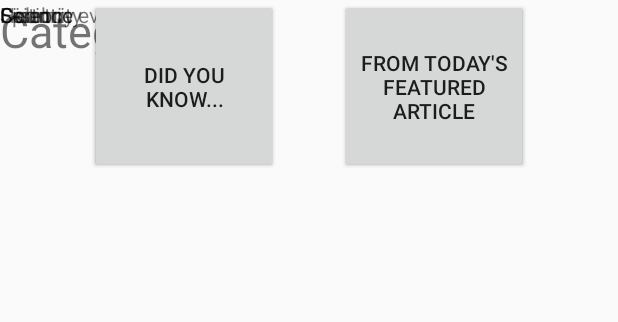
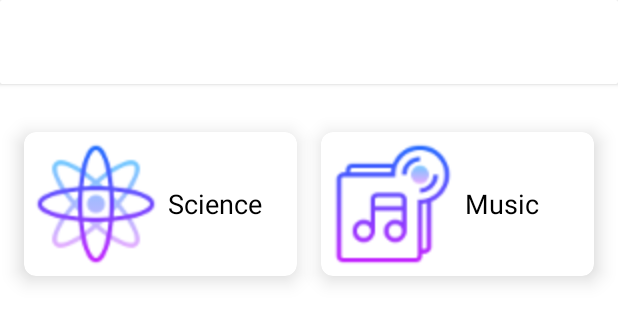
Before and after one commit to vthhanh96/HCI_Wiki, an Android app: the layout activity_topic.xml on its own in the app's theme, with its tools: preview values and no code run, on a phone screen of 412 x 824 dp. Shown: the top 322 px of the screen. Run offline under Robolectric (Android 15) with nearby library versions, the phone set to English and light mode, and no system bars.

Commit message:
add topic and topic detail screen

```diff
--- a/app/src/main/AndroidManifest.xml
+++ b/app/src/main/AndroidManifest.xml
@@ -20,6 +20,7 @@
         <activity android:name=".DetailsActivity"/>
         <activity android:name=".LoginActivity" />
         <activity android:name=".ProfileActivity"/>
+        <activity android:name=".TopicActivity"/>
     </application>
 
 </manifest>
--- a/app/src/main/java/com/example/honghanh/hci_wiki/Constants.java
+++ b/app/src/main/java/com/example/honghanh/hci_wiki/Constants.java
@@ -9,5 +9,6 @@ public class Constants {
     public static final int NAV_DRAWER_ID_HISTORY_PAGE = 2;
     public static final int NAV_DRAWER_ID_SETTINGS_PAGE = 3;
     public static final int NAV_DRAWER_ID_PROFILE = 4;
+    public static final int NAV_DRAWER_ID_TOPIC = 5;
 
 }
--- a/app/src/main/java/com/example/honghanh/hci_wiki/adapter/MenuAdapter.java
+++ b/app/src/main/java/com/example/honghanh/hci_wiki/adapter/MenuAdapter.java
@@ -48,7 +48,7 @@ public class MenuAdapter extends RecyclerView.Adapter<MenuAdapter.MenuHolder> {
         final ItemMenu itemMenu = mList.get(position);
         holder.imgIcon.setImageDrawable(mContext.getResources().getDrawable(itemMenu.getIcon()));
         holder.tvText.setText(itemMenu.getText());
-        holder.rltItemMenu.setBackgroundColor(itemMenu.isSelected() ? mContext.getResources().getColor(R.color.colorPrimaryDark) : mContext.getResources().getColor(R.color.colorPrimary));
+        holder.rltItemMenu.setBackgroundColor(itemMenu.isSelected() ? mContext.getResources().getColor(R.color.tint_color) : mContext.getResources().getColor(R.color.app_color));
         holder.vLine.setVisibility(itemMenu.isSelected() ? View.VISIBLE : View.INVISIBLE);
 
         holder.itemView.setOnClickListener(new View.OnClickListener() {
--- a/app/src/main/res/layout/activity_topic.xml
+++ b/app/src/main/res/layout/activity_topic.xml
@@ -1,101 +1,91 @@
 <?xml version="1.0" encoding="utf-8"?>
-<android.support.constraint.ConstraintLayout
-    xmlns:android="http://schemas.android.com/apk/res/android"
+<android.support.v4.widget.DrawerLayout xmlns:android="http://schemas.android.com/apk/res/android"
     xmlns:app="http://schemas.android.com/apk/res-auto"
-    xmlns:tools="http://schemas.android.com/tools"
+    android:id="@+id/drawer_layout"
     android:layout_width="match_parent"
-    android:layout_height="match_parent">
+    android:layout_height="match_parent"
+    android:background="@color/white">
 
-    <Button
-        android:id="@+id/topic1"
-        android:layout_width="125dp"
-        android:layout_height="115dp"
-        android:layout_marginLeft="60dp"
-        android:text="On this day..."
-        app:layout_constraintStart_toStartOf="parent"
-        tools:layout_editor_absoluteY="76dp" />
+    <LinearLayout
+        android:layout_width="match_parent"
+        android:layout_height="match_parent"
+        android:orientation="vertical">
 
-    <Button
-        android:id="@+id/topic2"
-        android:layout_width="125dp"
-        android:layout_height="115dp"
-        android:layout_marginRight="60dp"
-        android:text="In the news"
-        app:layout_constraintEnd_toEndOf="parent"
-        tools:layout_editor_absoluteY="76dp" />
+        <android.support.v7.widget.CardView
+            android:layout_width="match_parent"
+            android:layout_height="wrap_content">
 
-    <Button
-        android:id="@+id/topic3"
-        android:layout_width="125dp"
-        android:layout_height="115dp"
-        android:layout_marginLeft="60dp"
-        android:text="Did you know..."
-        app:layout_constraintStart_toStartOf="parent"
-        tools:layout_editor_absoluteY="206dp" />
+            <com.example.honghanh.hci_wiki.widgets.CustomViewTopBar
+                android:id="@+id/top_bar"
+                android:layout_width="match_parent"
+                android:layout_height="wrap_content"/>
+        </android.support.v7.widget.CardView>
 
-    <Button
-        android:id="@+id/topic4"
-        android:layout_width="125dp"
-        android:layout_height="115dp"
-        android:layout_marginRight="60dp"
-        android:text="From today's featured article"
-        app:layout_constraintEnd_toEndOf="parent"
-        tools:layout_editor_absoluteY="206dp" />
+        <LinearLayout
+            android:layout_width="match_parent"
+            android:layout_height="wrap_content">
 
-    <TextView
-        android:id="@+id/textView3"
-        android:layout_width="wrap_content"
-        android:layout_height="wrap_content"
-        android:text="Historic events"
-        tools:layout_editor_absoluteX="60dp"
-        tools:layout_editor_absoluteY="355dp" />
+            <android.support.v7.widget.CardView
+                android:layout_width="0dp"
+                android:layout_height="wrap_content"
+                android:layout_weight="1"
+                android:layout_marginStart="@dimen/normal"
+                android:layout_marginEnd="@dimen/normal"
+                android:layout_marginTop="@dimen/large"
+                android:layout_marginBottom="@dimen/normal"
+                app:cardCornerRadius="8dp"
+                app:cardElevation="@dimen/small">
 
-    <TextView
-        android:id="@+id/textView4"
-        android:layout_width="wrap_content"
-        android:layout_height="wrap_content"
-        android:text="Country"
-        tools:layout_editor_absoluteX="60dp"
-        tools:layout_editor_absoluteY="388dp" />
+                <LinearLayout
+                    android:layout_width="match_parent"
+                    android:layout_height="wrap_content">
 
-    <TextView
-        android:id="@+id/textView5"
-        android:layout_width="wrap_content"
-        android:layout_height="wrap_content"
-        android:text="Celebrity"
-        tools:layout_editor_absoluteX="60dp"
-        tools:layout_editor_absoluteY="428dp" />
+                    <ImageView
+                        android:layout_width="96dp"
+                        android:layout_height="96dp"
+                        android:src="@drawable/science"/>
+                    <TextView
+                        android:layout_width="wrap_content"
+                        android:layout_height="match_parent"
+                        android:text="Science"
+                        android:gravity="center"
+                        android:textColor="@color/black"
+                        android:textSize="18sp"/>
+                </LinearLayout>
+            </android.support.v7.widget.CardView>
 
-    <TextView
-        android:id="@+id/textView6"
-        android:layout_width="wrap_content"
-        android:layout_height="wrap_content"
-        android:text="Science"
-        tools:layout_editor_absoluteX="60dp"
-        tools:layout_editor_absoluteY="470dp" />
+            <android.support.v7.widget.CardView
+                android:layout_width="0dp"
+                android:layout_height="wrap_content"
+                android:layout_weight="1"
+                app:cardCornerRadius="8dp"
+                app:cardElevation="@dimen/small"
+                android:layout_marginTop="@dimen/large"
+                android:layout_marginBottom="@dimen/normal"
+                android:layout_marginEnd="@dimen/normal"
+                android:layout_marginRight="@dimen/normal">
 
-    <TextView
-        android:id="@+id/textView7"
-        android:layout_width="wrap_content"
-        android:layout_height="wrap_content"
-        android:text="Sport"
-        tools:layout_editor_absoluteX="60dp"
-        tools:layout_editor_absoluteY="501dp" />
+                <LinearLayout
+                    android:layout_width="match_parent"
+                    android:layout_height="wrap_content">
 
-    <TextView
-        android:id="@+id/textView8"
-        android:layout_width="wrap_content"
-        android:layout_height="wrap_content"
-        android:text="Fiction"
-        tools:layout_editor_absoluteX="60dp"
-        tools:layout_editor_absoluteY="531dp" />
+                    <ImageView
+                        android:layout_width="96dp"
+                        android:layout_height="96dp"
+                        android:src="@drawable/music"/>
+                    <TextView
+                        android:layout_width="wrap_content"
+                        android:layout_height="match_parent"
+                        android:text="Music"
+                        android:gravity="center"
+                        android:textColor="@color/black"
+                        android:textSize="18sp"/>
+                </LinearLayout>
+            </android.support.v7.widget.CardView>
 
-    <TextView
-        android:id="@+id/textView9"
-        android:layout_width="wrap_content"
-        android:layout_height="wrap_content"
-        android:text="Categories"
-        android:textSize="30sp"
-        tools:layout_editor_absoluteX="60dp"
-        tools:layout_editor_absoluteY="25dp" />
-</android.support.constraint.ConstraintLayout>
+        </LinearLayout>
+
+    </LinearLayout>
+
+    <include layout="@layout/layout_menu" />
+</android.support.v4.widget.DrawerLayout>
--- a/app/src/main/res/layout/layout_menu.xml
+++ b/app/src/main/res/layout/layout_menu.xml
@@ -2,7 +2,7 @@
 <FrameLayout xmlns:android="http://schemas.android.com/apk/res/android"
     android:layout_width="250dp"
     android:layout_height="match_parent"
-    android:background="@color/colorPrimary"
+    android:background="@color/app_color"
     android:layout_gravity="start">
 
     <android.support.v7.widget.RecyclerView
--- a/app/src/main/res/values/colors.xml
+++ b/app/src/main/res/values/colors.xml
@@ -6,4 +6,7 @@
 
     <color name="white">#FFF</color>
     <color name="black">#000</color>
+
+    <color name="app_color">#9932CC</color>
+    <color name="tint_color">#9400D3</color>
 </resources>
--- a/app/src/main/res/values/strings.xml
+++ b/app/src/main/res/values/strings.xml
@@ -96,4 +96,6 @@
     <string name="forgot_password">Forgot password?</string>
     <string name="sign_in_with_facebook">Sign in with facebook</string>
     <string name="lasted_stories">LASTED STORIES</string>
+    <string name="account_information">ACCOUNT INFORMATION</string>
+    <string name="my_account">MY ACCOUNT</string>
 </resources>
```
Also changed, not shown: app/src/main/java/com/example/honghanh/hci_wiki/DrawerActivity.java (+11 -3 lines), app/src/main/java/com/example/honghanh/hci_wiki/TopicActivity.java (added, +59 -0 lines), app/src/main/res/drawable/ic_more.xml (added, +9 -0 lines), app/src/main/res/layout/activity_profile.xml (+5 -7 lines), app/src/main/res/layout/activity_topic_detail.xml (added, +130 -0 lines), app/src/main/res/drawable-xhdpi/ic_logo.png, app/src/main/res/drawable-xhdpi/ic_more.png (deleted), app/src/main/res/drawable-xhdpi/ic_profile.png (added), app/src/main/res/drawable-xhdpi/music.png (added), app/src/main/res/drawable-xhdpi/science.png (added).
